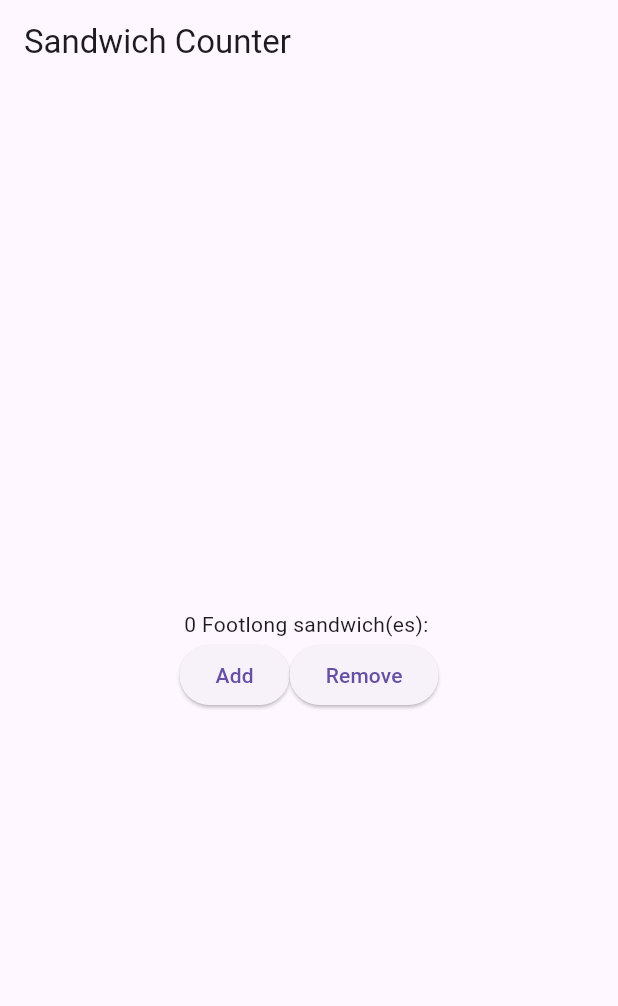
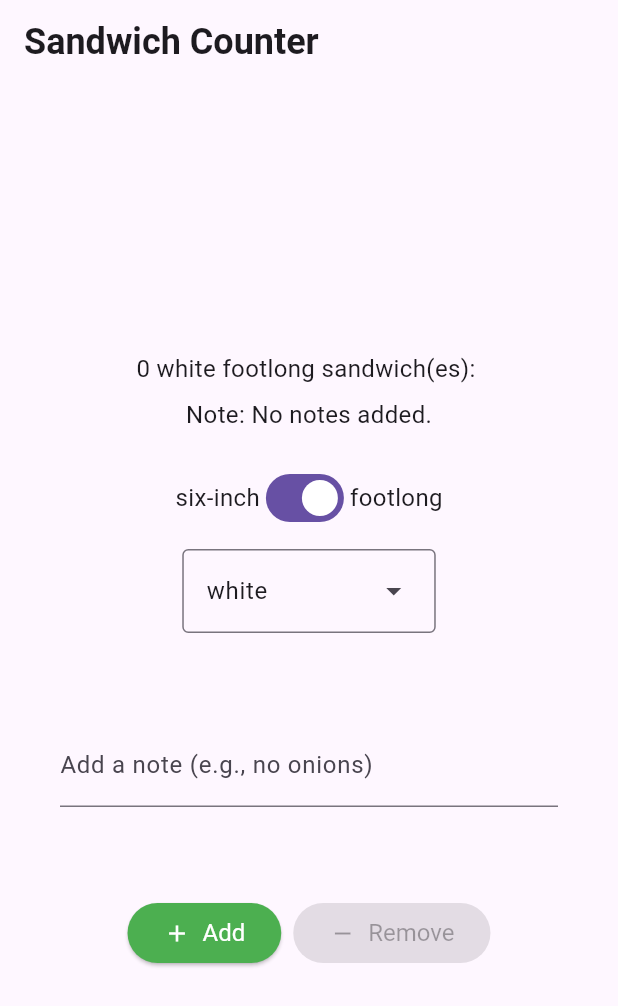
Before and after one commit to bentigere/sandwich_shop2, a Flutter app: the screen it shows after launch, on a phone screen of 412 x 824 dp. Shown: the top 1006 px of the screen. Run offline on Flutter 3.47's test engine with Material 3 defaults, Android fonts, the phone set to English and light mode, and no system bars.

Commit message:
feat: enhance OrderScreen with bread type selection and notes functionality

```diff
--- /dev/null
+++ b/lib/app_styles.dart
@@ -0,0 +1,10 @@
+import 'package:flutter/material.dart';
+
+const TextStyle normalText = TextStyle(
+  fontSize: 16,
+);
+
+const heading1 = TextStyle(
+  fontSize: 24,
+  fontWeight: FontWeight.bold,
+);
--- a/lib/main.dart
+++ b/lib/main.dart
@@ -1,4 +1,7 @@
 import 'package:flutter/material.dart';
+import 'app_styles.dart';
+
+enum BreadType { white, wheat, wholemeal }
 
 void main() {
   runApp(const App());
@@ -29,43 +32,141 @@ class OrderScreen extends StatefulWidget {
 
 class _OrderScreenState extends State<OrderScreen> {
   int _quantity = 0;
+  final TextEditingController _notesController = TextEditingController();
+  bool _isFootlong = true;
+  BreadType _selectedBreadType = BreadType.white;
 
-  void _increaseQuantity() {
+  @override
+  void initState() {
+    super.initState();
+    _notesController.addListener(() {
+      setState(() {});
+    });
+  }
+
+  @override
+  void dispose() {
+    _notesController.dispose();
+    super.dispose();
+  }
+
+  VoidCallback? _getIncreaseCallback() {
     if (_quantity < widget.maxQuantity) {
-      setState(() => _quantity++);
+      return () {
+        setState(() => _quantity++);
+      };
+    }
+    return null;
+  }
+
+  VoidCallback? _getDecreaseCallback() {
+    if (_quantity > 0) {
+      return () {
+        setState(() => _quantity--);
+      };
+    }
+    return null;
+  }
+
+  void _onSandwichTypeChanged(bool value) {
+    setState(() => _isFootlong = value);
+  }
+
+  void _onBreadTypeSelected(BreadType? value) {
+    if (value != null) {
+      setState(() => _selectedBreadType = value);
     }
   }
 
-  void _decreaseQuantity() {
-    if (_quantity > 0) {
-      setState(() => _quantity--);
+  List<DropdownMenuEntry<BreadType>> _buildDropdownEntries() {
+    List<DropdownMenuEntry<BreadType>> entries = [];
+    for (BreadType bread in BreadType.values) {
+      DropdownMenuEntry<BreadType> newEntry = DropdownMenuEntry<BreadType>(
+        value: bread,
+        label: bread.name,
+      );
+      entries.add(newEntry);
     }
+    return entries;
   }
 
   @override
   Widget build(BuildContext context) {
+    String sandwichType = 'footlong';
+    if (!_isFootlong) {
+      sandwichType = 'six-inch';
+    }
+
+    String noteForDisplay;
+    if (_notesController.text.isEmpty) {
+      noteForDisplay = 'No notes added.';
+    } else {
+      noteForDisplay = _notesController.text;
+    }
+
     return Scaffold(
       appBar: AppBar(
-        title: const Text('Sandwich Counter'),
+        title: const Text(
+          'Sandwich Counter',
+          style: heading1,
+        ),
       ),
       body: Center(
         child: Column(
           mainAxisAlignment: MainAxisAlignment.center,
           children: <Widget>[
             OrderItemDisplay(
-              _quantity,
-              'Footlong',
+              quantity: _quantity,
+              itemType: sandwichType,
+              breadType: _selectedBreadType,
+              orderNote: noteForDisplay,
             ),
+            const SizedBox(height: 20),
             Row(
               mainAxisAlignment: MainAxisAlignment.center,
               children: [
-                ElevatedButton(
-                  onPressed: _increaseQuantity,
-                  child: const Text('Add'),
+                const Text('six-inch', style: normalText),
+                Switch(
+                  value: _isFootlong,
+                  onChanged: _onSandwichTypeChanged,
                 ),
-                ElevatedButton(
-                  onPressed: _decreaseQuantity,
-                  child: const Text('Remove'),
+                const Text('footlong', style: normalText),
+              ],
+            ),
+            const SizedBox(height: 10),
+            DropdownMenu<BreadType>(
+              textStyle: normalText,
+              initialSelection: _selectedBreadType,
+              onSelected: _onBreadTypeSelected,
+              dropdownMenuEntries: _buildDropdownEntries(),
+            ),
+            const SizedBox(height: 20),
+            Padding(
+              padding: const EdgeInsets.all(40.0),
+              child: TextField(
+                key: const Key('notes_textfield'),
+                controller: _notesController,
+                decoration: const InputDecoration(
+                  labelText: 'Add a note (e.g., no onions)',
+                ),
+              ),
+            ),
+            const SizedBox(height: 20),
+            Row(
+              mainAxisAlignment: MainAxisAlignment.center,
+              children: [
+                StyledButton(
+                  onPressed: _getIncreaseCallback(),
+                  icon: Icons.add,
+                  label: 'Add',
+                  backgroundColor: Colors.green,
+                ),
+                const SizedBox(width: 8),
+                StyledButton(
+                  onPressed: _getDecreaseCallback(),
+                  icon: Icons.remove,
+                  label: 'Remove',
+                  backgroundColor: Colors.red,
                 ),
               ],
             ),
@@ -76,14 +177,73 @@ class _OrderScreenState extends State<OrderScreen> {
   }
 }
 
+class StyledButton extends StatelessWidget {
+  final VoidCallback? onPressed;
+  final IconData icon;
+  final String label;
+  final Color backgroundColor;
+
+  const StyledButton({
+    super.key,
+    required this.onPressed,
+    required this.icon,
+    required this.label,
+    required this.backgroundColor,
+  });
+
+  @override
+  Widget build(BuildContext context) {
+    ButtonStyle myButtonStyle = ElevatedButton.styleFrom(
+      backgroundColor: backgroundColor,
+      foregroundColor: Colors.white,
+      textStyle: normalText,
+    );
+
+    return ElevatedButton(
+      onPressed: onPressed,
+      style: myButtonStyle,
+      child: Row(
+        children: [
+          Icon(icon),
+          const SizedBox(width: 8),
+          Text(label),
+        ],
+      ),
+    );
+  }
+}
+
 class OrderItemDisplay extends StatelessWidget {
   final int quantity;
   final String itemType;
+  final BreadType breadType;
+  final String orderNote;
 
-  const OrderItemDisplay(this.quantity, this.itemType, {super.key});
+  const OrderItemDisplay({
+    super.key,
+    required this.quantity,
+    required this.itemType,
+    required this.breadType,
+    required this.orderNote,
+  });
 
   @override
   Widget build(BuildContext context) {
-    return Text('$quantity $itemType sandwich(es): ${'🥪' * quantity}');
+    String displayText =
+        '$quantity ${breadType.name} $itemType sandwich(es): ${'🥪' * quantity}';
+
+    return Column(
+      children: [
+        Text(
+          displayText,
+          style: normalText,
+        ),
+        const SizedBox(height: 8),
+        Text(
+          'Note: $orderNote',
+          style: normalText,
+        ),
+      ],
+    );
   }
 }
```
